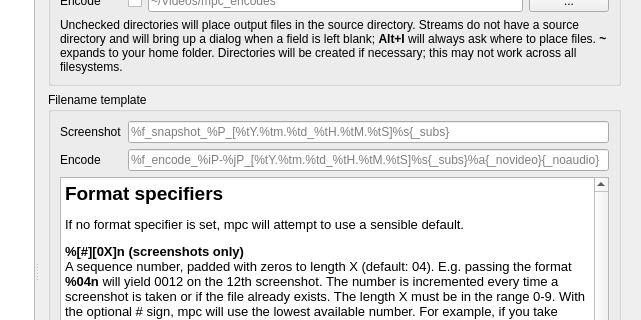
Above: settingswindow.ui from mpc-qt/mpc-qt before the change; both pictures show x 126 to 767 and y 109 to 429 of the 767 by 787 pixel window. Below: the same form after it.
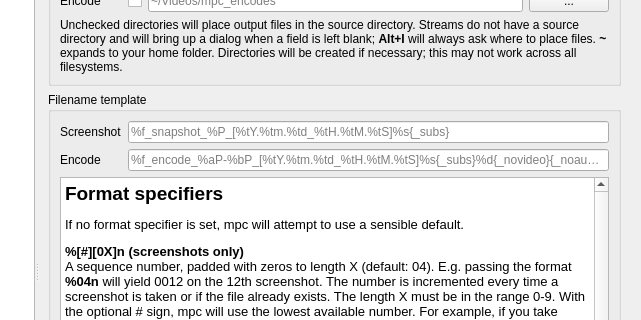
That is the form after the change. The open tabs and pages were chosen to show the change.

Commit message:
settingswindow: fix typo in placeholder string
%a and %b is used for range, not %i and %j.  At one stage we used to %i
and %j to denote beginning and end, with %a as an indication for audio
track presence.  While this may make some sense to mathematicians and
programmers, it likely would not have made any sense to the lay-man.
Therefore duration format specifiers were changed to something more
familiar, with %d standing for deleted tracks.  The placeholder string
was not updated to reflect these changes, and this commit fixes that.

```diff
--- a/settingswindow.ui
+++ b/settingswindow.ui
@@ -5200,7 +5200,7 @@
               <item row="1" column="1">
                <widget class="QLineEdit" name="encodeTemplate">
                 <property name="placeholderText">
-                 <string>%f_encode_%iP-%jP_[%tY.%tm.%td_%tH.%tM.%tS]%s{_subs}%a{_novideo}{_noaudio}</string>
+                 <string>%f_encode_%aP-%bP_[%tY.%tm.%td_%tH.%tM.%tS]%s{_subs}%d{_novideo}{_noaudio}</string>
                 </property>
                </widget>
               </item>
```
Left out of the diff: 2 changed lines with no effect on the pictures.
